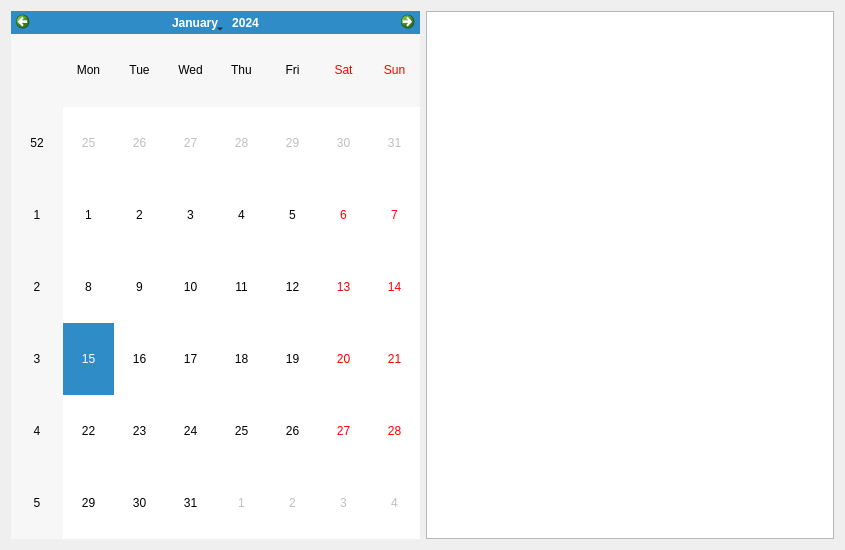
wshknmt/QT-SuperMemo, file UserCalendarWindow.ui: the form before one commit.
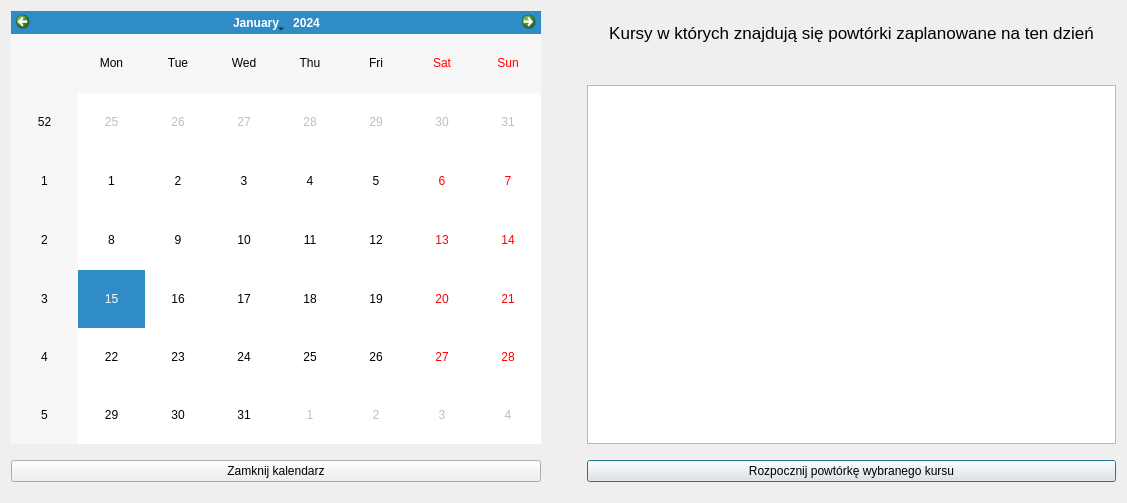
The form after the commit.

Commit message: classes repaired and calendar now works

```diff
--- a/UserCalendarWindow.ui
+++ b/UserCalendarWindow.ui
@@ -6,19 +6,140 @@
    <rect>
     <x>0</x>
     <y>0</y>
-    <width>845</width>
-    <height>550</height>
+    <width>1127</width>
+    <height>503</height>
    </rect>
   </property>
   <property name="windowTitle">
    <string>Dialog</string>
   </property>
   <layout class="QGridLayout" name="gridLayout">
-   <item row="0" column="0">
-    <widget class="QCalendarWidget" name="calendarWidget"/>
+   <item row="5" column="2">
+    <widget class="QPushButton" name="repeatButton">
+     <property name="text">
+      <string>Rozpocznij powtórkę wybranego kursu</string>
+     </property>
+    </widget>
    </item>
-   <item row="0" column="1">
-    <widget class="QListView" name="listView"/>
+   <item row="3" column="1">
+    <spacer name="horizontalSpacer">
+     <property name="orientation">
+      <enum>Qt::Horizontal</enum>
+     </property>
+     <property name="sizeType">
+      <enum>QSizePolicy::Fixed</enum>
+     </property>
+     <property name="sizeHint" stdset="0">
+      <size>
+       <width>40</width>
+       <height>20</height>
+      </size>
+     </property>
+    </spacer>
+   </item>
+   <item row="0" column="0" rowspan="4">
+    <widget class="QCalendarWidget" name="userCalendar"/>
+   </item>
+   <item row="1" column="2">
+    <widget class="QLabel" name="label">
+     <property name="font">
+      <font>
+       <pointsize>13</pointsize>
+      </font>
+     </property>
+     <property name="text">
+      <string>Kursy w których znajdują się powtórki zaplanowane na ten dzień</string>
+     </property>
+     <property name="alignment">
+      <set>Qt::AlignCenter</set>
+     </property>
+    </widget>
+   </item>
+   <item row="2" column="2">
+    <spacer name="verticalSpacer">
+     <property name="orientation">
+      <enum>Qt::Vertical</enum>
+     </property>
+     <property name="sizeType">
+      <enum>QSizePolicy::Fixed</enum>
+     </property>
+     <property name="sizeHint" stdset="0">
+      <size>
+       <width>20</width>
+       <height>30</height>
+      </size>
+     </property>
+    </spacer>
+   </item>
+   <item row="5" column="0">
+    <widget class="QPushButton" name="closeButton">
+     <property name="text">
+      <string>Zamknij kalendarz</string>
+     </property>
+    </widget>
+   </item>
+   <item row="3" column="2">
+    <widget class="QListWidget" name="repeatListWidget">
+     <property name="sizePolicy">
+      <sizepolicy hsizetype="Expanding" vsizetype="Expanding">
+       <horstretch>0</horstretch>
+       <verstretch>0</verstretch>
+      </sizepolicy>
+     </property>
+     <property name="font">
+      <font>
+       <pointsize>18</pointsize>
+      </font>
+     </property>
+    </widget>
+   </item>
+   <item row="0" column="2">
+    <spacer name="verticalSpacer_2">
+     <property name="orientation">
+      <enum>Qt::Vertical</enum>
+     </property>
+     <property name="sizeType">
+      <enum>QSizePolicy::Fixed</enum>
+     </property>
+     <property name="sizeHint" stdset="0">
+      <size>
+       <width>20</width>
+       <height>6</height>
+      </size>
+     </property>
+    </spacer>
+   </item>
+   <item row="6" column="2">
+    <spacer name="verticalSpacer_3">
+     <property name="orientation">
+      <enum>Qt::Vertical</enum>
+     </property>
+     <property name="sizeType">
+      <enum>QSizePolicy::Fixed</enum>
+     </property>
+     <property name="sizeHint" stdset="0">
+      <size>
+       <width>20</width>
+       <height>10</height>
+      </size>
+     </property>
+    </spacer>
+   </item>
+   <item row="4" column="2">
+    <spacer name="verticalSpacer_4">
+     <property name="orientation">
+      <enum>Qt::Vertical</enum>
+     </property>
+     <property name="sizeType">
+      <enum>QSizePolicy::Fixed</enum>
+     </property>
+     <property name="sizeHint" stdset="0">
+      <size>
+       <width>20</width>
+       <height>10</height>
+      </size>
+     </property>
+    </spacer>
    </item>
   </layout>
  </widget>
```
The commit also changes 49 other files.
